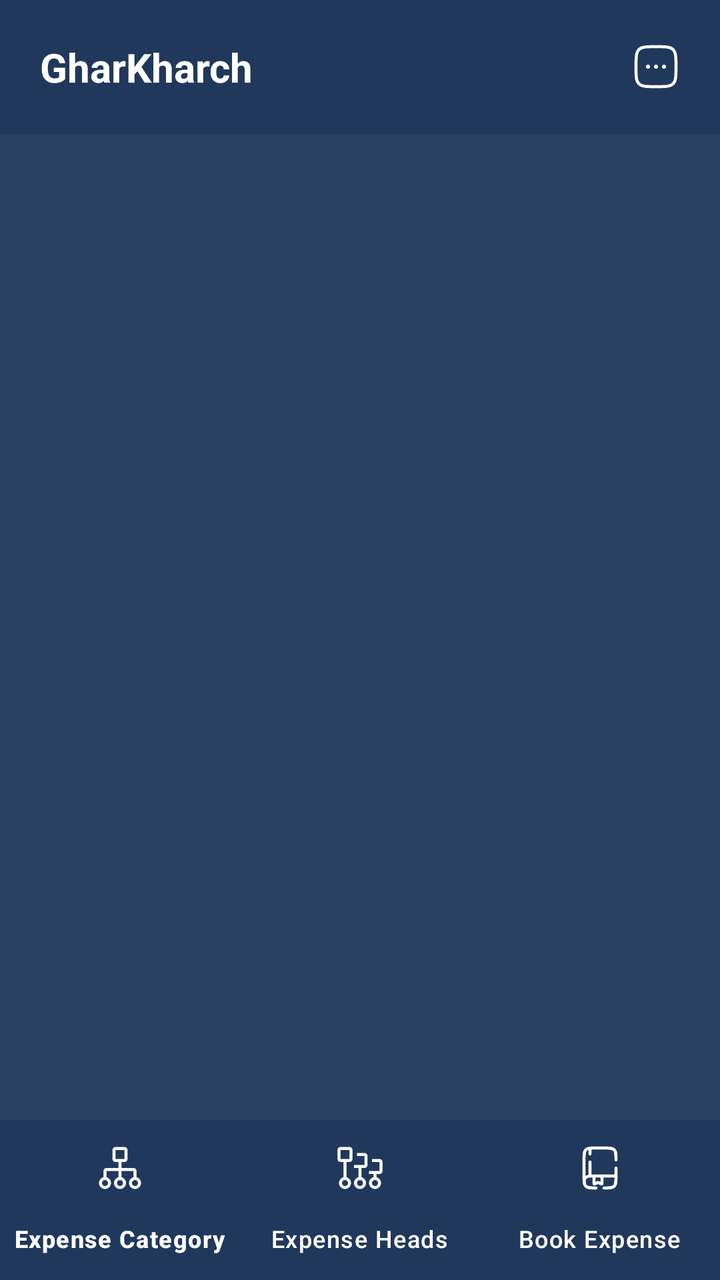
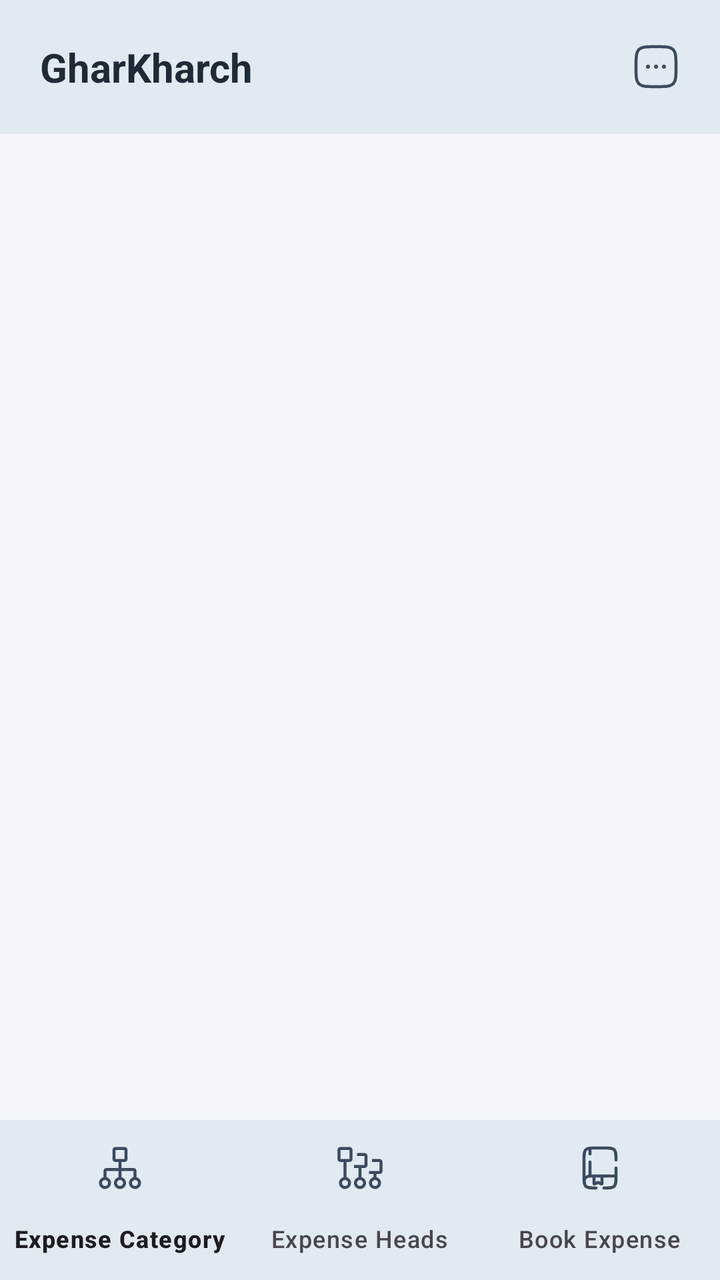

The first picture is an Android layout as it rendered before a commit; the second is the same layout after the commit. The layout source and the unified diff follow.
<!-- AndroidManifest.xml: application theme Theme.GharKharch -->
<!-- res/layout/activity_main.xml -->
<?xml version="1.0" encoding="utf-8"?>
<androidx.drawerlayout.widget.DrawerLayout xmlns:android="http://schemas.android.com/apk/res/android"
    xmlns:app="http://schemas.android.com/apk/res-auto"
    xmlns:tools="http://schemas.android.com/tools"
    android:id="@+id/landing_page"
    android:layout_width="match_parent"
    android:layout_height="match_parent"
    tools:context=".MainActivity">

    <LinearLayout
        android:id="@+id/content_panel"
        android:layout_width="match_parent"
        android:layout_height="match_parent"
        android:orientation="vertical">

        <FrameLayout
            android:layout_width="match_parent"
            android:layout_height="wrap_content"
            android:background="@color/backgroundColorVariant"
            android:fitsSystemWindows="true">

            <TextView
                android:id="@+id/page_title"
                android:layout_width="match_parent"
                android:layout_height="wrap_content"
                android:padding="@dimen/padding_xlarge"
                android:text="@string/app_name"
                android:textColor="@color/primaryTextColor"
                android:textSize="@dimen/text_size_heading"
                android:textStyle="bold" />

            <ImageView
                android:id="@+id/menu_button"
                android:layout_width="wrap_content"
                android:layout_height="wrap_content"
                android:layout_gravity="center|end"
                android:importantForAccessibility="no"
                android:padding="@dimen/padding_xlarge"
                android:src="@drawable/menu_icon" />

        </FrameLayout>

        <FrameLayout
            android:id="@+id/fragmentContainer"
            android:layout_width="match_parent"
            android:layout_height="0dp"
            android:layout_weight="1"
            android:background="@color/backgroundColor" />

        <com.google.android.material.bottomnavigation.BottomNavigationView
            android:id="@+id/bottomNavigationView"
            style="@style/bottomNavigationView"
            android:layout_width="match_parent"
            android:layout_height="wrap_content"
            android:background="@color/backgroundColorVariant"
            app:itemActiveIndicatorStyle="@style/bottomNavigationViewIndicator"
            app:itemTextColor="@color/white"
            app:menu="@menu/menu_bottom_nav" />

    </LinearLayout>

    <FrameLayout
        android:id="@+id/drawer_panel"
        android:layout_width="300dp"
        android:layout_height="match_parent"
        android:layout_gravity="end">

        <include layout="@layout/drawer_layout" />

    </FrameLayout>

</androidx.drawerlayout.widget.DrawerLayout>
<!-- res/layout/drawer_layout.xml (included above) -->
<?xml version="1.0" encoding="utf-8"?>
<LinearLayout xmlns:android="http://schemas.android.com/apk/res/android"
    xmlns:app="http://schemas.android.com/apk/res-auto"
    android:id="@+id/drawer_layout"
    android:layout_width="match_parent"
    android:layout_height="match_parent"
    android:background="@color/backgroundColor"
    android:orientation="vertical">

    <FrameLayout
        android:layout_width="match_parent"
        android:layout_height="wrap_content"
        android:background="@color/backgroundColorVariant"
        android:fitsSystemWindows="true">

        <TextView
            android:layout_width="match_parent"
            android:layout_height="wrap_content"
            android:background="@color/backgroundColorVariant"
            android:padding="@dimen/padding_xlarge"
            android:text="Settings"
            android:textColor="@color/primaryTextColor"
            android:textSize="@dimen/text_size_heading"
            android:textStyle="bold" />

    </FrameLayout>

    <LinearLayout
        android:layout_width="match_parent"
        android:layout_height="0dp"
        android:layout_weight="1"
        android:orientation="vertical">

        <TextView
            android:id="@+id/edit_profile"
            android:layout_width="match_parent"
            android:layout_height="wrap_content"
            android:layout_marginHorizontal="@dimen/margin_small"
            android:layout_marginVertical="@dimen/margin_small"
            android:drawablePadding="@dimen/padding_large"
            android:padding="@dimen/padding_large"
            android:text="Edit Profile"
            android:textColor="@color/primaryTextColor"
            android:textSize="@dimen/text_size_large"
            app:drawableStartCompat="@drawable/edit_profile_icon" />


        <TextView
            android:id="@+id/manage_expenses"
            android:layout_width="match_parent"
            android:layout_height="wrap_content"
            android:layout_marginHorizontal="@dimen/margin_small"
            android:layout_marginVertical="@dimen/margin_small"
            android:drawablePadding="@dimen/padding_large"
            android:padding="@dimen/padding_large"
            android:text="Manage Expenses"
            android:textSize="@dimen/text_size_large"
            app:drawableStartCompat="@drawable/manage_expenses_icon" />

        <TextView
            android:id="@+id/analyse_expenses"
            android:layout_width="match_parent"
            android:layout_height="wrap_content"
            android:layout_marginHorizontal="@dimen/margin_small"
            android:layout_marginVertical="@dimen/margin_small"
            android:drawablePadding="@dimen/padding_large"
            android:padding="@dimen/padding_large"
            android:text="Analyse Expenses"
            android:textColor="@color/primaryTextColor"
            android:textSize="@dimen/text_size_large"
            app:drawableStartCompat="@drawable/analytics_icon" />

        <TextView
            android:id="@+id/backup_data"
            android:layout_width="match_parent"
            android:layout_height="wrap_content"
            android:layout_marginHorizontal="@dimen/margin_small"
            android:layout_marginVertical="@dimen/margin_small"
            android:drawablePadding="@dimen/padding_large"
            android:padding="@dimen/padding_large"
            android:text="Backup Your Data"
            android:textColor="@color/primaryTextColor"
            android:textSize="@dimen/text_size_large"
            app:drawableStartCompat="@drawable/backup_icon" />

        <TextView
            android:id="@+id/restore_data"
            android:layout_width="match_parent"
            android:layout_height="wrap_content"
            android:layout_marginHorizontal="@dimen/margin_small"
            android:layout_marginVertical="@dimen/margin_small"
            android:drawablePadding="@dimen/padding_large"
            android:padding="@dimen/padding_large"
            android:text="Restore Your Data"
            android:textColor="@color/primaryTextColor"
            android:textSize="@dimen/text_size_large"
            app:drawableStartCompat="@drawable/restore_icon" />

    </LinearLayout>

</LinearLayout>
<!-- resources referenced by this layout -->
<resources>
  <color name="backgroundColor">#293F5F</color>
  <color name="backgroundColorVariant">#20385B</color>
  <color name="primaryTextColor">#FFFFFF</color>
  <color name="white">#FFFFFFFF</color>
  <!-- drawable analytics_icon: vector/xml drawable (drawable, 3457 chars, omitted) -->
  <!-- drawable backup_icon (drawable) -->
  <vector xmlns:android="http://schemas.android.com/apk/res/android"
      android:width="24dp"
      android:height="24dp"
      android:tint="@color/white"
      android:viewportWidth="24"
      android:viewportHeight="24">
  
      <path
          android:fillColor="#00000000"
          android:pathData="M21.96,13.42C21.823,12.321 21.326,11.299 20.546,10.514C19.766,9.728 18.747,9.224 17.65,9.08C17.177,7.755 16.253,6.638 15.04,5.925C13.827,5.212 12.402,4.948 11.014,5.179C9.626,5.41 8.363,6.122 7.447,7.19C6.53,8.257 6.018,9.613 6,11.02C4.939,11.02 3.922,11.441 3.172,12.191C2.421,12.941 2,13.959 2,15.02C2,16.081 2.421,17.098 3.172,17.848C3.922,18.598 4.939,19.02 6,19.02H12"
          android:strokeWidth="1.5"
          android:strokeColor="#000000"
          android:strokeLineCap="round"
          android:strokeLineJoin="round" />
  
      <path
          android:fillColor="#00000000"
          android:pathData="M18.779,23V15"
          android:strokeWidth="1.5"
          android:strokeColor="#000000"
          android:strokeLineCap="round"
          android:strokeLineJoin="round" />
  
      <path
          android:fillColor="#00000000"
          android:pathData="M15.58,18.2L18.78,15L21.98,18.2"
          android:strokeWidth="1.5"
          android:strokeColor="#000000"
          android:strokeLineCap="round"
          android:strokeLineJoin="round" />
  
  </vector>
  <!-- drawable edit_profile_icon (drawable) -->
  <vector xmlns:android="http://schemas.android.com/apk/res/android"
      android:width="24dp"
      android:height="24dp"
      android:tint="@color/white"
      android:viewportWidth="24"
      android:viewportHeight="24">
  
      <path
          android:fillColor="#000000"
          android:pathData="M2,21L8,21a1,1 0,0 0,0 -2L3.071,19A7.011,7.011 0,0 1,10 13a5.044,5.044 0,1 0,-3.377 -1.337A9.01,9.01 0,0 0,1 20,1 1,0 0,0 2,21ZM10,5A3,3 0,1 1,7 8,3 3,0 0,1 10,5ZM20.207,9.293a1,1 0,0 0,-1.414 0l-6.25,6.25a1.011,1.011 0,0 0,-0.241 0.391l-1.25,3.75A1,1 0,0 0,12 21a1.014,1.014 0,0 0,0.316 -0.051l3.75,-1.25a1,1 0,0 0,0.391 -0.242l6.25,-6.25a1,1 0,0 0,0 -1.414ZM15.207,17.876 L13.578,18.419 14.121,16.79L19.5,11.414 20.586,12.5Z" />
  
  </vector>
  <!-- drawable manage_expenses_icon (drawable) -->
  <vector xmlns:android="http://schemas.android.com/apk/res/android"
      android:width="24dp"
      android:height="24dp"
      android:tint="@color/white"
      android:viewportWidth="48"
      android:viewportHeight="48">
  
      <path
          android:fillColor="#00000000"
          android:pathData="m41.68,13h-16.91c-2,-0.1 -5.93,-4.23 -8.19,-4.23H6.68c-1.204,-0 -2.18,0.975 -2.181,2.179 0,0.017 0,0.034 0.001,0.051h0v7.29h39v-3.42c0.022,-1.01 -0.779,-1.847 -1.789,-1.87 -0.01,-0 -0.02,-0 -0.031,-0Z"
          android:strokeWidth="1.9200000000000004"
          android:strokeColor="#000000"
          android:strokeLineCap="round"
          android:strokeLineJoin="round" />
  
      <path
          android:fillColor="#00000000"
          android:pathData="m4.5,18.28v18.72c-0.011,1.204 0.956,2.189 2.16,2.2 0.003,0 0.007,0 0.01,0h34.65c1.204,0 2.18,-0.976 2.18,-2.18 0,-0.007 0,-0.013 0,-0.02h0v-18.72"
          android:strokeWidth="1.9200000000000004"
          android:strokeColor="#000000"
          android:strokeLineCap="round"
          android:strokeLineJoin="round" />
  
      <path
          android:fillColor="#00000000"
          android:pathData="m31.274,22.754h2.429c2.221,0 4.022,1.805 4.022,4.031s-1.801,4.031 -4.022,4.031l4.022,3.938"
          android:strokeWidth="1.9200000000000004"
          android:strokeColor="#000000"
          android:strokeLineCap="round"
          android:strokeLineJoin="round" />
  
      <path
          android:fillColor="#00000000"
          android:pathData="M33.703,22.754L39.226,22.754"
          android:strokeWidth="1.9200000000000004"
          android:strokeColor="#000000"
          android:strokeLineCap="round"
          android:strokeLineJoin="round" />
  
      <path
          android:fillColor="#00000000"
          android:pathData="M31.274,26.805L39.226,26.805"
          android:strokeWidth="1.9200000000000004"
          android:strokeColor="#000000"
          android:strokeLineCap="round"
          android:strokeLineJoin="round" />
  
  </vector>
  <!-- drawable menu_icon (drawable) -->
  <vector xmlns:android="http://schemas.android.com/apk/res/android"
      android:width="24dp"
      android:height="24dp"
      android:viewportWidth="24"
      android:viewportHeight="24">
  
      <path
          android:fillColor="#00000000"
          android:pathData="M8,12H8.009M12.005,12H12.014M15.991,12H16"
          android:strokeWidth="2"
          android:strokeColor="#ffffff"
          android:strokeLineCap="round"
          android:strokeLineJoin="round" />
  
      <path
          android:fillColor="#00000000"
          android:pathData="M2,12C2,7.286 2,4.929 3.464,3.464C4.929,2 7.286,2 12,2C16.714,2 19.071,2 20.535,3.464C22,4.929 22,7.286 22,12C22,16.714 22,19.071 20.535,20.535C19.071,22 16.714,22 12,22C7.286,22 4.929,22 3.464,20.535C2,19.071 2,16.714 2,12Z"
          android:strokeWidth="1.5"
          android:strokeColor="#ffffff" />
  
  </vector>
  <!-- drawable restore_icon (drawable) -->
  <vector xmlns:android="http://schemas.android.com/apk/res/android"
      android:width="24dp"
      android:height="24dp"
      android:tint="@color/white"
      android:viewportWidth="25"
      android:viewportHeight="25">
  
      <path
          android:fillColor="#00000000"
          android:pathData="M5.885,17C7.325,19.113 9.75,20.5 12.5,20.5C16.918,20.5 20.5,16.918 20.5,12.5C20.5,8.082 16.918,4.5 12.5,4.5C8.082,4.5 4.5,8.082 4.5,12.5V13.5M12.5,8V12.5L15.5,15.5"
          android:strokeWidth="1.2"
          android:strokeColor="#121923" />
  
      <path
          android:fillColor="#00000000"
          android:pathData="M7,11L4.5,13.5L2,11"
          android:strokeWidth="1.2"
          android:strokeColor="#121923" />
  
  </vector>
  <style name="bottomNavigationView" parent="Widget.Material3.BottomNavigationView">
          <item name="itemIconTint">@color/white</item>
      </style>
  <style name="bottomNavigationViewIndicator" parent="Widget.Material3.BottomNavigationView.ActiveIndicator">
          <item name="android:color">@color/backgroundColor</item>
      </style>
  <color name="primaryTextColorVariant">#7C7B7B</color>
  <!-- unchanged entries left out for length: 9 -->
</resources>

<!-- the commit's change to res/layout/activity_main.xml (unified diff, before → after) -->
@@ -54,7 +54,6 @@
             android:layout_height="wrap_content"
             android:background="@color/backgroundColorVariant"
             app:itemActiveIndicatorStyle="@style/bottomNavigationViewIndicator"
-            app:itemTextColor="@color/white"
             app:menu="@menu/menu_bottom_nav" />
 
     </LinearLayout>
@@ -141,7 +140,7 @@
             android:text="Analyse Expenses"
             android:textColor="@color/primaryTextColor"
             android:textSize="@dimen/text_size_large"
-            app:drawableStartCompat="@drawable/analytics_icon" />
+            app:drawableStartCompat="@drawable/analyse_icon" />
 
         <TextView
             android:id="@+id/backup_data"
<!-- resource entries referenced after the edit -->
@@ -1,48 +1,43 @@
 <!-- resources referenced by this layout -->
 <resources>
-  <color name="backgroundColor">#293F5F</color>
-  <color name="backgroundColorVariant">#20385B</color>
-  <color name="primaryTextColor">#FFFFFF</color>
-  <color name="white">#FFFFFFFF</color>
-  <!-- drawable analytics_icon: vector/xml drawable (drawable, 3457 chars, omitted) -->
+  <color name="backgroundColor">#F2F6FA</color>
+  <color name="backgroundColorVariant">#E1EAF1</color>
+  <color name="primaryTextColor">#1E2A36</color>
+  <!-- drawable analyse_icon (drawable) -->
+  <vector xmlns:android="http://schemas.android.com/apk/res/android"
+      android:width="24dp"
+      android:height="24dp"
+      android:tint="@color/iconColor"
+      android:viewportWidth="298.02"
+      android:viewportHeight="298.02">
+  
+      <path
+          android:fillColor="#000000"
+          android:pathData="M276.52,0.54H21.5C9.64,0.54 0,10.19 0,22.04v3.45c0,9.85 6.67,18.16 15.72,20.69v182c0,4.14 3.36,7.5 7.5,7.5h118.29v15.44c-9.45,3.15 -16.29,12.07 -16.29,22.57c0,13.12 10.67,23.79 23.79,23.79c13.12,0 23.79,-10.67 23.79,-23.79c0,-10.5 -6.84,-19.42 -16.29,-22.57v-15.44h118.29c4.14,0 7.5,-3.36 7.5,-7.5V46.18c9.06,-2.53 15.72,-10.84 15.72,-20.69v-3.45C298.02,10.19 288.37,0.54 276.52,0.54zM149.01,282.48c-4.85,0 -8.79,-3.94 -8.79,-8.79c0,-4.85 3.94,-8.79 8.79,-8.79s8.79,3.94 8.79,8.79C157.8,278.54 153.85,282.48 149.01,282.48zM267.29,220.68H30.72V46.99h236.57V220.68zM283.02,25.49c0,3.58 -2.92,6.5 -6.5,6.5H21.5c-3.58,0 -6.5,-2.92 -6.5,-6.5v-3.45c0,-3.58 2.92,-6.5 6.5,-6.5h255.02c3.58,0 6.5,2.92 6.5,6.5V25.49z" />
+  
+      <path
+          android:fillColor="#000000"
+          android:pathData="M51.29,203.1c1.92,0 3.84,-0.73 5.3,-2.2l28.75,-28.75l27.74,13.87c3.38,1.69 7.5,0.6 9.59,-2.55l28.41,-42.62l42.62,28.42c1.83,1.22 4.1,1.57 6.22,0.97c2.11,-0.6 3.86,-2.1 4.77,-4.1l29.33,-64.4l5.86,13.1c1.25,2.79 3.98,4.44 6.85,4.44c1.02,0 2.07,-0.21 3.06,-0.66c3.78,-1.69 5.47,-6.13 3.78,-9.91l-13.52,-30.18c-0.81,-1.82 -2.31,-3.23 -4.17,-3.94c-1.86,-0.71 -3.92,-0.65 -5.74,0.16L199.97,88.26c-3.78,1.69 -5.47,6.13 -3.78,9.91c1.7,3.78 6.13,5.47 9.91,3.78l14.25,-6.38l-25.65,56.33l-41.53,-27.69c-1.65,-1.1 -3.68,-1.5 -5.63,-1.11c-1.95,0.39 -3.67,1.54 -4.77,3.19l-28.9,43.35l-26.65,-13.33c-2.89,-1.44 -6.37,-0.88 -8.66,1.4l-32.57,32.57c-2.93,2.93 -2.93,7.68 0,10.61C47.45,202.37 49.37,203.1 51.29,203.1z" />
+  
+  </vector>
   <!-- drawable backup_icon (drawable) -->
   <vector xmlns:android="http://schemas.android.com/apk/res/android"
       android:width="24dp"
       android:height="24dp"
-      android:tint="@color/white"
-      android:viewportWidth="24"
-      android:viewportHeight="24">
+      android:tint="@color/iconColor"
+      android:viewportWidth="32"
+      android:viewportHeight="32">
   
       <path
-          android:fillColor="#00000000"
-          android:pathData="M21.96,13.42C21.823,12.321 21.326,11.299 20.546,10.514C19.766,9.728 18.747,9.224 17.65,9.08C17.177,7.755 16.253,6.638 15.04,5.925C13.827,5.212 12.402,4.948 11.014,5.179C9.626,5.41 8.363,6.122 7.447,7.19C6.53,8.257 6.018,9.613 6,11.02C4.939,11.02 3.922,11.441 3.172,12.191C2.421,12.941 2,13.959 2,15.02C2,16.081 2.421,17.098 3.172,17.848C3.922,18.598 4.939,19.02 6,19.02H12"
-          android:strokeWidth="1.5"
-          android:strokeColor="#000000"
-          android:strokeLineCap="round"
-          android:strokeLineJoin="round" />
-  
-      <path
-          android:fillColor="#00000000"
-          android:pathData="M18.779,23V15"
-          android:strokeWidth="1.5"
-          android:strokeColor="#000000"
-          android:strokeLineCap="round"
-          android:strokeLineJoin="round" />
-  
-      <path
-          android:fillColor="#00000000"
-          android:pathData="M15.58,18.2L18.78,15L21.98,18.2"
-          android:strokeWidth="1.5"
-          android:strokeColor="#000000"
-          android:strokeLineCap="round"
-          android:strokeLineJoin="round" />
+          android:fillColor="#000000"
+          android:pathData="M23.845,8.124c-1.395,-3.701 -4.392,-6.045 -8.921,-6.045 -5.762,0 -9.793,4.279 -10.14,9.86 -2.778,0.889 -4.784,3.723 -4.784,6.933 0,3.93 3.089,7.249 6.744,7.249h2.889c0.552,0 1,-0.448 1,-1s-0.448,-1 -1,-1h-2.889c-2.572,0 -4.776,-2.404 -4.776,-5.249 0,-2.514 1.763,-4.783 3.974,-5.163l0.907,-0.156 -0.08,-0.916 -0.008,-0.011c0,-4.871 3.205,-8.545 8.161,-8.545 3.972,0 6.204,1.957 7.236,5.295l0.214,0.688 0.721,0.015c3.715,0.078 6.972,3.092 6.972,6.837 0,3.408 -2.259,7.206 -5.678,7.206h-2.285c-0.552,0 -1,0.448 -1,1s0.448,1 1,1l2.277,-0.003c5,-0.132 7.605,-4.908 7.605,-9.203 0,-4.616 -3.617,-8.305 -8.14,-8.791zM16.75,16.092c-0.006,-0.006 -0.008,-0.011 -0.011,-0.016l-0.253,-0.264c-0.139,-0.146 -0.323,-0.219 -0.508,-0.218 -0.184,-0.002 -0.368,0.072 -0.509,0.218l-0.253,0.264c-0.005,0.005 -0.006,0.011 -0.011,0.016l-3.61,3.992c-0.28,0.292 -0.28,0.764 0,1.058l0.252,0.171c0.28,0.292 0.732,0.197 1.011,-0.095l2.128,-2.373v10.076c0,0.552 0.448,1 1,1s1,-0.448 1,-1v-10.066l2.199,2.426c0.279,0.292 0.732,0.387 1.011,0.095l0.252,-0.171c0.279,-0.293 0.279,-0.765 0,-1.058z" />
   
   </vector>
   <!-- drawable edit_profile_icon (drawable) -->
   <vector xmlns:android="http://schemas.android.com/apk/res/android"
       android:width="24dp"
       android:height="24dp"
-      android:tint="@color/white"
+      android:tint="@color/iconColor"
       android:viewportWidth="24"
       android:viewportHeight="24">
   
@@ -55,7 +50,7 @@
   <vector xmlns:android="http://schemas.android.com/apk/res/android"
       android:width="24dp"
       android:height="24dp"
-      android:tint="@color/white"
+      android:tint="@color/iconColor"
       android:viewportWidth="48"
       android:viewportHeight="48">
   
@@ -104,6 +99,7 @@
   <vector xmlns:android="http://schemas.android.com/apk/res/android"
       android:width="24dp"
       android:height="24dp"
+      android:tint="@color/iconColor"
       android:viewportWidth="24"
       android:viewportHeight="24">
   
@@ -124,32 +120,26 @@
   </vector>
   <!-- drawable restore_icon (drawable) -->
   <vector xmlns:android="http://schemas.android.com/apk/res/android"
-      android:width="24dp"
-      android:height="24dp"
-      android:tint="@color/white"
-      android:viewportWidth="25"
-      android:viewportHeight="25">
+      android:width="20dp"
+      android:height="20dp"
+      android:tint="@color/iconColor"
+      android:viewportWidth="24"
+      android:viewportHeight="24">
   
       <path
-          android:fillColor="#00000000"
-          android:pathData="M5.885,17C7.325,19.113 9.75,20.5 12.5,20.5C16.918,20.5 20.5,16.918 20.5,12.5C20.5,8.082 16.918,4.5 12.5,4.5C8.082,4.5 4.5,8.082 4.5,12.5V13.5M12.5,8V12.5L15.5,15.5"
-          android:strokeWidth="1.2"
-          android:strokeColor="#121923" />
-  
-      <path
-          android:fillColor="#00000000"
-          android:pathData="M7,11L4.5,13.5L2,11"
-          android:strokeWidth="1.2"
-          android:strokeColor="#121923" />
+          android:fillColor="#0F0F0F"
+          android:pathData="M4.522,7H7C7.552,7 8,7.448 8,8C8,8.552 7.552,9 7,9H3C1.895,9 1,8.105 1,7V3C1,2.448 1.448,2 2,2C2.552,2 3,2.448 3,3V5.675C4.27,3.869 6.061,2.477 8.149,1.696C10.663,0.756 13.435,0.768 15.941,1.73C18.448,2.692 20.516,4.538 21.756,6.919C22.996,9.3 23.323,12.053 22.674,14.658C22.025,17.263 20.446,19.541 18.235,21.063C16.023,22.584 13.331,23.244 10.666,22.919C8.001,22.593 5.547,21.304 3.767,19.295C2.208,17.536 1.26,15.331 1.046,13.008C0.996,12.458 1.452,12.009 2.004,12.008C2.557,12.008 3.004,12.457 3.065,13.005C3.271,14.837 4.037,16.571 5.27,17.962C6.726,19.605 8.731,20.659 10.909,20.925C13.088,21.191 15.288,20.651 17.096,19.407C18.904,18.164 20.194,16.302 20.725,14.172C21.255,12.043 20.988,9.793 19.975,7.847C18.961,5.901 17.27,4.392 15.222,3.606C13.173,2.82 10.907,2.81 8.852,3.578C7.11,4.229 5.621,5.401 4.58,6.922C4.562,6.949 4.542,6.975 4.522,7Z" />
   
   </vector>
   <style name="bottomNavigationView" parent="Widget.Material3.BottomNavigationView">
-          <item name="itemIconTint">@color/white</item>
+          <item name="itemIconTint">@color/iconColor</item>
       </style>
   <style name="bottomNavigationViewIndicator" parent="Widget.Material3.BottomNavigationView.ActiveIndicator">
-          <item name="android:color">@color/backgroundColor</item>
+          <item name="android:color">@color/secondaryColor</item>
       </style>
-  <color name="primaryTextColorVariant">#7C7B7B</color>
+  <color name="iconColor">#3B4A5E</color>
+  <color name="secondaryColor">#8CA6C1</color>
+  <color name="primaryTextColorVariant">#5A6B7D</color>
   <!-- unchanged entries left out for length: 9 -->
 </resources>
 
